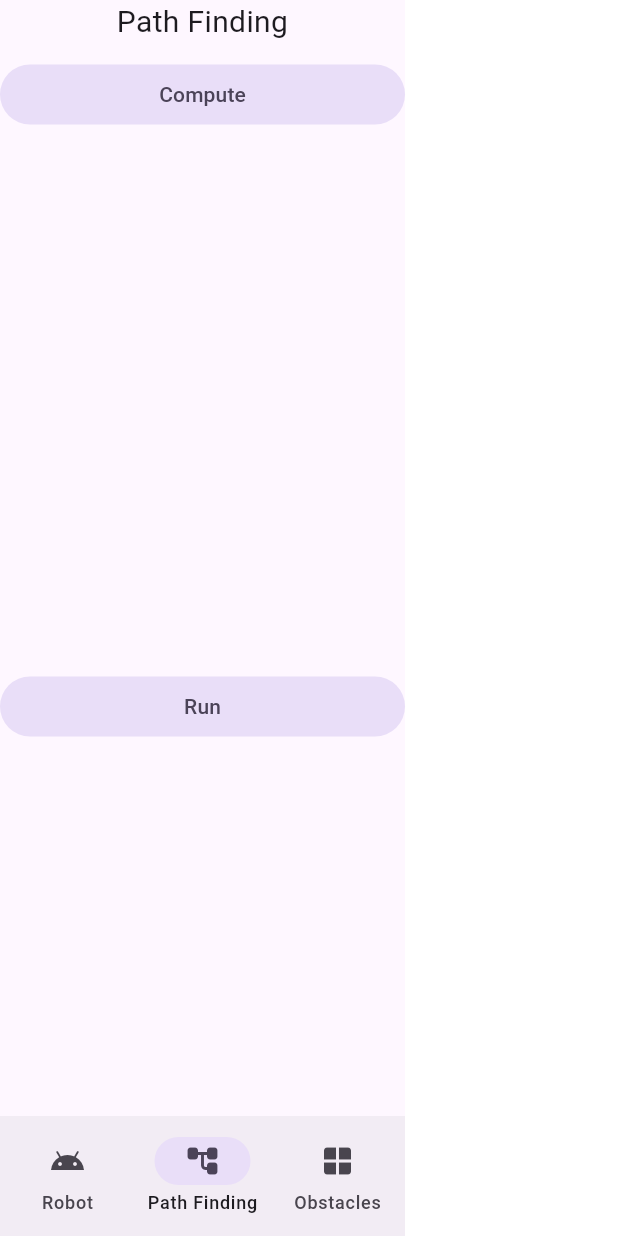
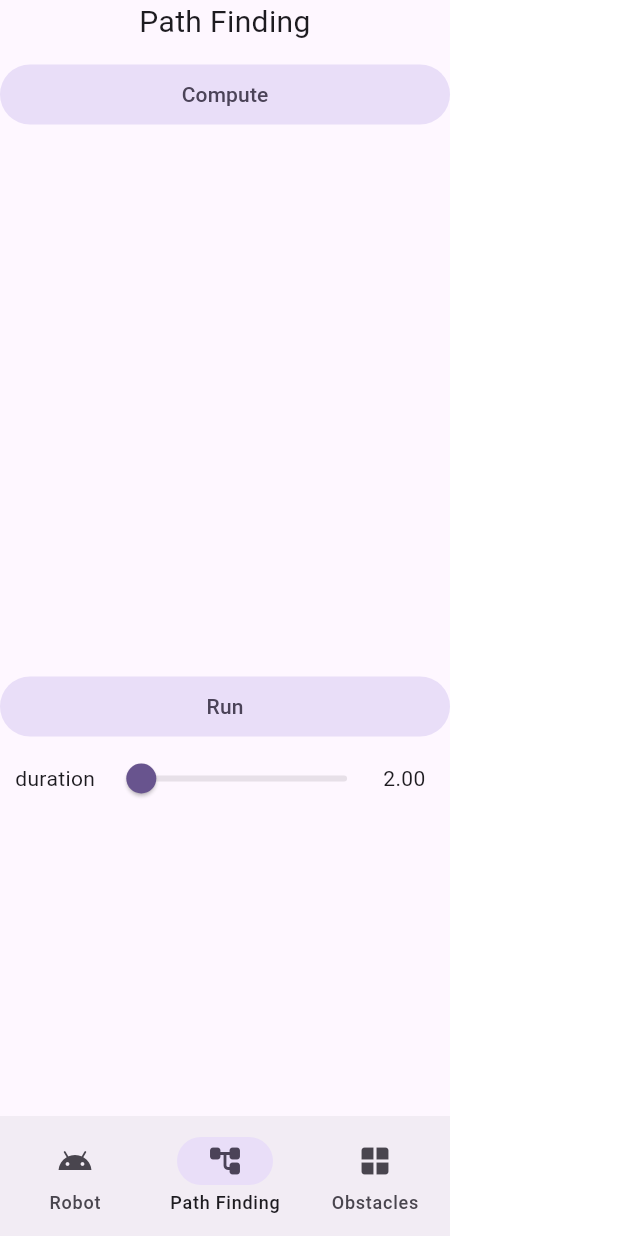
Before and after one commit to michal12334/kinematic-chain-path-finding, a Flutter app: the screen it shows after launch, item 2 of the bottom bar chosen, after a tap on "Run", on a phone screen of 412 x 824 dp. Run offline on Flutter 3.47's test engine with Material 3 defaults, Android fonts, the phone set to English and light mode, and no system bars; our stand-ins replace flutter_mobx, mobx; generated files the repository leaves out were written again.

Commit message:
Allow to modify duration

```diff
--- a/lib/drag_value.dart
+++ b/lib/drag_value.dart
@@ -8,6 +8,7 @@ class DragValue extends StatelessWidget {
     required this.onChanged,
     this.min = 0.0,
     this.max = 1.0,
+    this.divisions,
   });
 
   final String text;
@@ -15,6 +16,7 @@ class DragValue extends StatelessWidget {
   final void Function(double) onChanged;
   final double min;
   final double max;
+  final int? divisions;
 
   @override
   Widget build(BuildContext context) {
@@ -29,6 +31,7 @@ class DragValue extends StatelessWidget {
           min: min,
           max: max,
           onChanged: onChanged,
+          divisions: divisions,
         ),
         Text(value.toStringAsFixed(2)),
       ],
--- a/lib/main.dart
+++ b/lib/main.dart
@@ -42,7 +42,7 @@ class _MyHomePageState extends State<MyHomePage> {
     return Row(
       children: [
         SizedBox(
-          width: 270,
+          width: 300,
           child: SettingsBar(
             appState: _appState,
           ),
--- a/lib/path_finding.dart
+++ b/lib/path_finding.dart
@@ -3,6 +3,7 @@ import 'dart:ui';
 import 'package:flutter/material.dart';
 import 'package:flutter_mobx/flutter_mobx.dart';
 import 'package:kinematic_chain_path_finding/app_state.dart';
+import 'package:kinematic_chain_path_finding/drag_value.dart';
 import 'package:kinematic_chain_path_finding/header_text.dart';
 
 class PathFinding extends StatefulWidget {
@@ -22,7 +23,7 @@ class _PathFindingState extends State<PathFinding>
   late AnimationController _controller;
   late Animation<double> _animation;
 
-  int _durationInSeconds = 2;
+  double _durationInSeconds = 2;
 
   @override
   void initState() {
@@ -71,10 +72,22 @@ class _PathFindingState extends State<PathFinding>
         FilledButton.tonal(
           onPressed: () {
             _controller
-              ..duration = Duration(seconds: _durationInSeconds)
+              ..duration = Duration(seconds: _durationInSeconds.toInt())
               ..forward(from: 0);
           },
           child: const Text('Run'),
+        ),
+        DragValue(
+          text: 'duration',
+          value: _durationInSeconds,
+          max: 30,
+          min: 1,
+          divisions: 29,
+          onChanged: (v) {
+            setState(() {
+              _durationInSeconds = v;
+            });
+          },
         ),
       ],
     );
```
